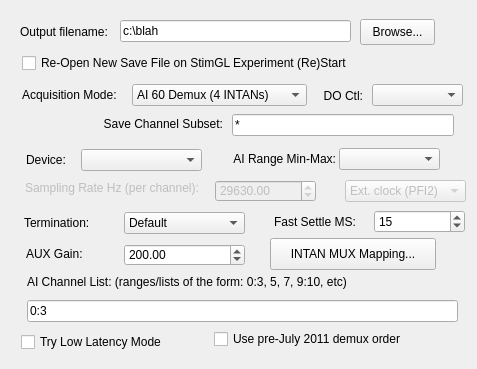
Before: the Qt Designer form ConfigureDialog.ui in acorver/SpikeGL, drawn with Qt 5; both pictures show x 0 to 477 and y 0 to 369 of the 477 by 717 pixel window.
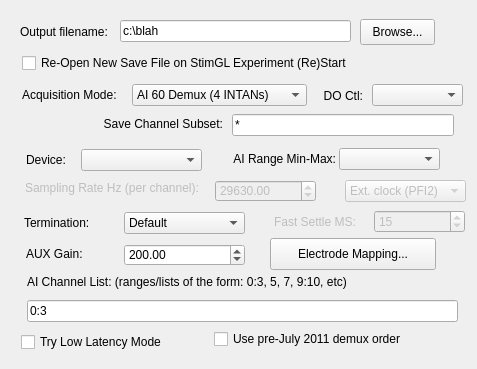
After: the same form once the commit is applied. Icons and pictures are not drawn.

The edit to the form file:
```diff
--- a/ConfigureDialog.ui
+++ b/ConfigureDialog.ui
@@ -358,9 +358,9 @@
   <widget class="QLabel" name="aiRangeMinLbl">
    <property name="geometry">
     <rect>
-     <x>225</x>
+     <x>213</x>
      <y>148</y>
-     <width>111</width>
+     <width>123</width>
      <height>22</height>
     </rect>
    </property>
@@ -503,6 +503,9 @@
    </property>
   </widget>
   <widget class="QSpinBox" name="fastSettleSB">
+   <property name="enabled">
+    <bool>false</bool>
+   </property>
    <property name="geometry">
     <rect>
      <x>374</x>
@@ -525,6 +528,9 @@
    </property>
   </widget>
   <widget class="QLabel" name="fastSettleLbl">
+   <property name="enabled">
+    <bool>false</bool>
+   </property>
    <property name="geometry">
     <rect>
      <x>274</x>
@@ -594,7 +600,7 @@
     </rect>
    </property>
    <property name="text">
-    <string>INTAN MUX Mapping...</string>
+    <string>Electrode Mapping...</string>
    </property>
   </widget>
   <widget class="QCheckBox" name="stimGLReopenCB">
```
Left out of the diff: 2 changed lines with no effect on the pictures.
